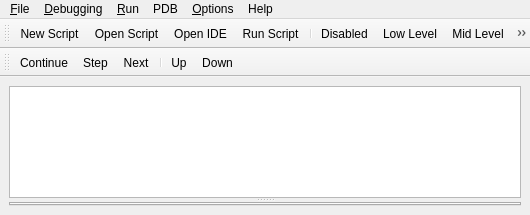
blurstudio/PrEditor, file blurdev/gui/windows/loggerwindow/ui/loggerwindow.ui: the form before one commit.
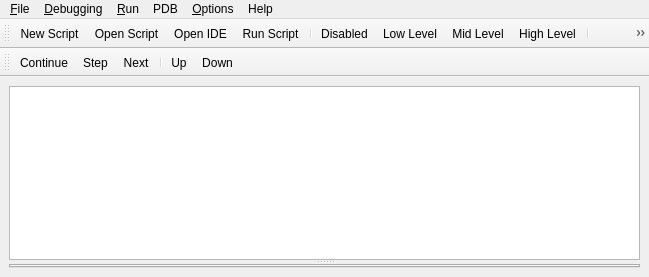
The form after the commit. Custom widgets are drawn as their Qt base class.

Commit message: Added copySpaceIndentation options to the IdeEditor and workboxes in Python Logger. Now we can easily copy messages from the Workbox or BlurIde that use tabs for indents to spaces so they can be sent using hangouts and email.

Diff of the .ui file:
```diff
--- a/blurdev/gui/windows/loggerwindow/ui/loggerwindow.ui
+++ b/blurdev/gui/windows/loggerwindow/ui/loggerwindow.ui
@@ -6,8 +6,8 @@
    <rect>
     <x>0</x>
     <y>0</y>
-    <width>530</width>
-    <height>215</height>
+    <width>649</width>
+    <height>277</height>
    </rect>
   </property>
   <property name="windowTitle">
@@ -66,7 +66,7 @@
     <rect>
      <x>0</x>
      <y>0</y>
-     <width>530</width>
+     <width>649</width>
      <height>21</height>
     </rect>
    </property>
```
Left out of the diff: 10 changed lines with no effect on the pictures. The commit also changes 4 other files.
